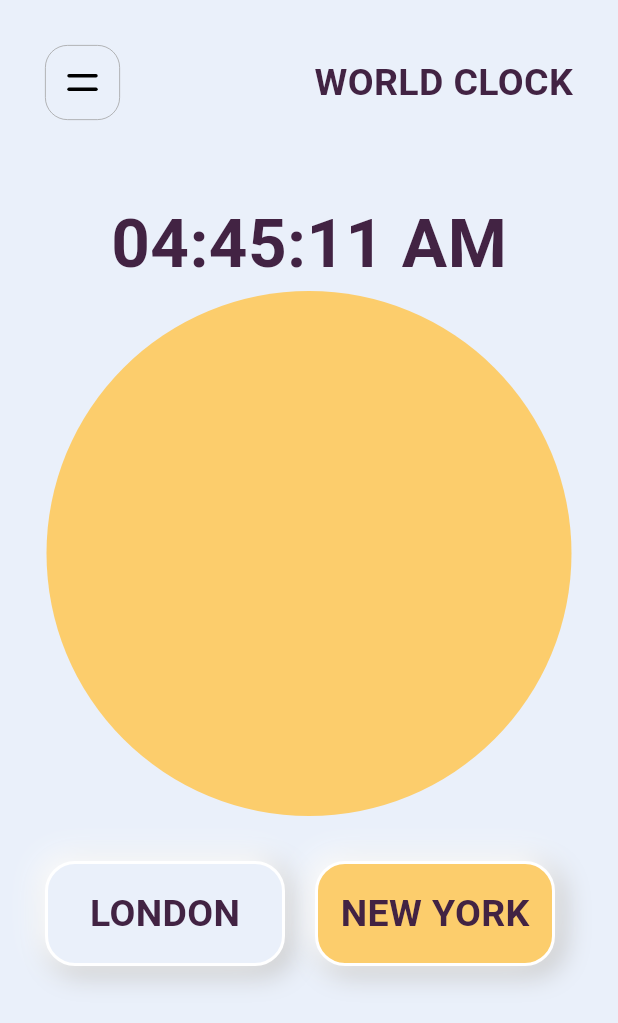
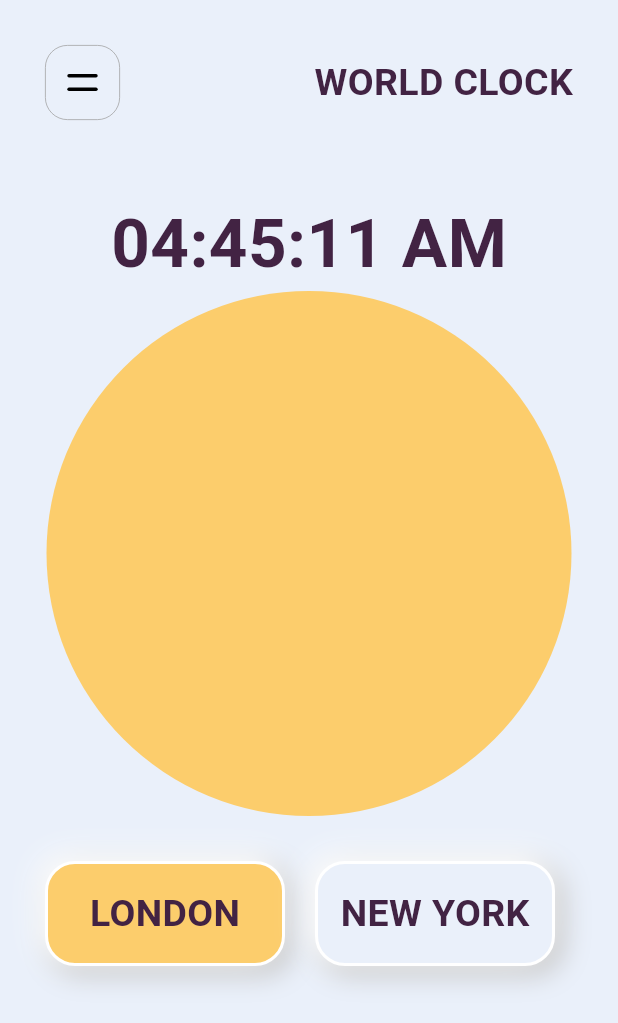
Before and after one commit to nikkieke/flutter_micro_interactions, a Flutter app: the ClockScreen screen opened directly, after a tap on "NEW YORK", on a phone screen of 412 x 824 dp. Shown: the top 1023 px of the screen. Run offline on Flutter 3.47's test engine with Material 3 defaults, Android fonts, the phone set to English and light mode, and no system bars; our stand-ins replace flutter_svg, percent_indicator, rive, smooth_page_indicator.

Commit message:
add button animation

```diff
--- a/lib/features/clock_animation/screens/clock_screen.dart
+++ b/lib/features/clock_animation/screens/clock_screen.dart
@@ -19,7 +19,10 @@ class _ClockScreenState extends State<ClockScreen> {
     setState(() {
       selectedIndex = index;
     });
+    print('here');
+
   }
+
 
   @override
   Widget build(BuildContext context) {
@@ -64,6 +67,7 @@ class _ClockScreenState extends State<ClockScreen> {
                 padding: const EdgeInsets.only(left: 30),
                 child: Row(
                   children: [
+                    //fix bug on button, not changing color when tapped
                     Button(
                       title: 'LONDON',
                       onPressed: ()=> handleButtonPress(0),
--- a/lib/features/clock_animation/widget/button.dart
+++ b/lib/features/clock_animation/widget/button.dart
@@ -16,16 +16,53 @@ class Button extends StatefulWidget {
   State<Button> createState() => _ButtonState();
 }
 
-class _ButtonState extends State<Button> {
+class _ButtonState extends State<Button> with SingleTickerProviderStateMixin{
+  //define animation controller and animation
+  late AnimationController _animationController;
+  late Animation<double>_animation;
+
+  @override
+  void initState() {
+    //define animation controller properties
+    _animationController = AnimationController(
+      vsync: this,
+      duration: const Duration(milliseconds: 200),
+    );
+    //add listener so that when the animation reaches the end, it reverses the widget
+    //to the start
+    _animation = Tween(begin: 1.0, end: 0.9).animate(_animationController)
+      ..addListener(() {
+        setState(() {});
+      });
+    //reverses the animated widget to the beginning state,
+    //ie to show that animation has been completed
+    _animationController.addStatusListener((status) {
+      if (status == AnimationStatus.completed) {
+        _animationController.reverse();
+      }
+    });
+    super.initState();
+  }
+
+
+  @override
+  void dispose() {
+    _animationController.dispose();
+    super.dispose();
+  }
 
   @override
   Widget build(BuildContext context) {
 
     return InkWell(
-      onTap: widget.onPressed,
-      child: AnimatedContainer(
+      onTap: (){
+        _animationController.forward();
+        widget.onPressed;
+      },
+      child: Transform.scale(
+        scale: _animation.value,
+        child: Container(
           alignment: Alignment.center,
-        duration: const Duration(microseconds: 100),
           height: 70,
           width: 160,
           decoration:  BoxDecoration(
@@ -50,6 +87,7 @@ class _ButtonState extends State<Button> {
           ),
           child:  UiTexts(text: widget.title, size: 25,),
         ),
+      ),
     );
   }
 }
```
Lines whose indentation alone changed are shown as unchanged.
